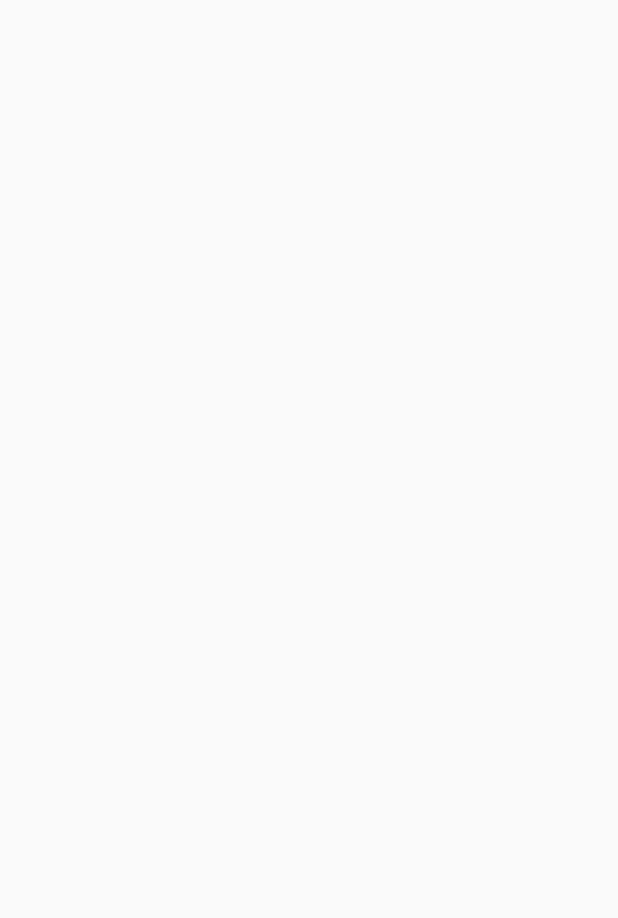
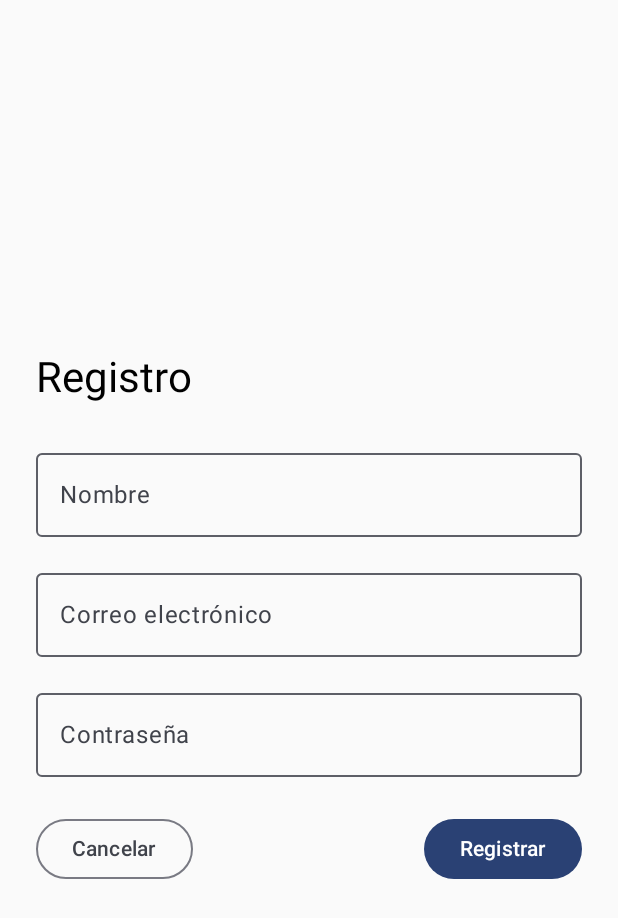
Before and after one commit to iballa003/Seguimiento-de-habitos, an Android app built with Jetpack Compose: the RegisterScreen screen opened through its navigation route, on a phone screen of 412 x 824 dp. Before the commit the part shown is empty. Shown: the top 918 px of the screen. Run offline under Robolectric (Android 15) with nearby library versions, the phone set to English and light mode, and no system bars.

Commit message:
Registrar y el login funcionando.

```diff
--- a/app/src/main/java/org/iesharia/seguimientodehabitos/navigation/AppNavigation.kt
+++ b/app/src/main/java/org/iesharia/seguimientodehabitos/navigation/AppNavigation.kt
@@ -60,13 +60,18 @@ fun AppNavigation() {
 
         composable(Routes.REGISTER) {
             RegisterScreen(
-//                onRegisterSuccess = {
-//                    navController.popBackStack()
-//                    navController.navigate(Routes.HOME)
-//                },
-//                onBackClick = {
-//                    navController.popBackStack()
-//                }
+                onRegisterSuccess = {
+                    // Vuelve al login al registrarse correctamente
+                    navController.navigate(Routes.LOGIN) {
+                        popUpTo(Routes.REGISTER) { inclusive = true }
+                    }
+                },
+                onCancel = {
+                    // Vuelve al login si cancela
+                    navController.navigate(Routes.LOGIN) {
+                        popUpTo(Routes.REGISTER) { inclusive = true }
+                    }
+                }
             )
         }
 
--- a/app/src/main/java/org/iesharia/seguimientodehabitos/ui/screen/RegisterScreen.kt
+++ b/app/src/main/java/org/iesharia/seguimientodehabitos/ui/screen/RegisterScreen.kt
@@ -1,8 +1,90 @@
 package org.iesharia.seguimientodehabitos.ui.screen
 
-import androidx.compose.runtime.Composable
+import android.util.Log
+import android.widget.Toast
+import androidx.compose.foundation.layout.*
+import androidx.compose.material3.*
+import androidx.compose.runtime.*
+import androidx.compose.ui.Modifier
+import androidx.compose.ui.platform.LocalContext
+import androidx.compose.ui.unit.dp
+import kotlinx.coroutines.launch
+import org.iesharia.seguimientodehabitos.data.api.AuthService
+import org.iesharia.seguimientodehabitos.data.model.RegisterRequest
 
 @Composable
-fun RegisterScreen(){
+fun RegisterScreen(
+    onRegisterSuccess: () -> Unit,
+    onCancel: () -> Unit
+) {
+    val context = LocalContext.current
+    val coroutineScope = rememberCoroutineScope()
 
+    var nombre by remember { mutableStateOf("") }
+    var email by remember { mutableStateOf("") }
+    var password by remember { mutableStateOf("") }
+
+    Column(
+        modifier = Modifier
+            .fillMaxSize()
+            .padding(24.dp),
+        verticalArrangement = Arrangement.Center
+    ) {
+        Text("Registro", style = MaterialTheme.typography.headlineMedium)
+
+        Spacer(modifier = Modifier.height(24.dp))
+
+        OutlinedTextField(
+            value = nombre,
+            onValueChange = { nombre = it },
+            label = { Text("Nombre") },
+            modifier = Modifier.fillMaxWidth()
+        )
+
+        Spacer(modifier = Modifier.height(16.dp))
+
+        OutlinedTextField(
+            value = email,
+            onValueChange = { email = it },
+            label = { Text("Correo electrónico") },
+            modifier = Modifier.fillMaxWidth()
+        )
+
+        Spacer(modifier = Modifier.height(16.dp))
+
+        OutlinedTextField(
+            value = password,
+            onValueChange = { password = it },
+            label = { Text("Contraseña") },
+            modifier = Modifier.fillMaxWidth()
+        )
+
+        Spacer(modifier = Modifier.height(24.dp))
+
+        Row(modifier = Modifier.fillMaxWidth(), horizontalArrangement = Arrangement.SpaceBetween) {
+            OutlinedButton(onClick = onCancel) {
+                Text("Cancelar")
+            }
+
+            Button(onClick = {
+                coroutineScope.launch {
+                    try {
+
+                        val response = AuthService.register(
+                            RegisterRequest(nombre, email, password)
+                        )
+                        //Log.i("DAM",response)
+                        Toast.makeText(context, response, Toast.LENGTH_SHORT).show()
+                        if (response.contains("correctamente", true)) {
+                            onRegisterSuccess()
+                        }
+                    } catch (e: Exception) {
+                        Toast.makeText(context, "Error: ${e.message}", Toast.LENGTH_LONG).show()
+                    }
+                }
+            }) {
+                Text("Registrar")
+            }
+        }
+    }
 }
```
Also changed, not shown: app/src/main/java/org/iesharia/seguimientodehabitos/data/api/AuthService.kt (+11 -0 lines), app/src/main/java/org/iesharia/seguimientodehabitos/data/model/RegisterRequest.kt (added, +10 -0 lines).
